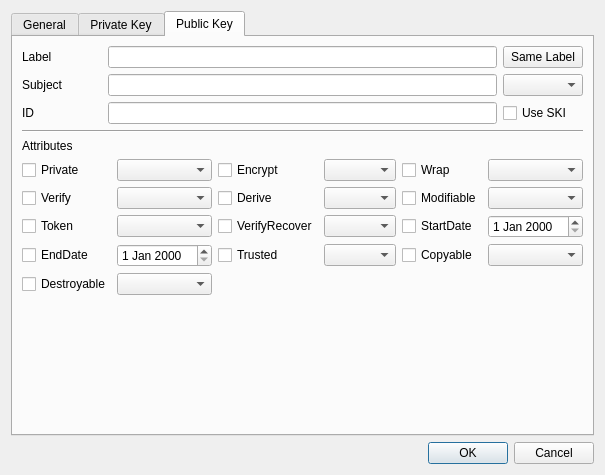
Above: CryptokiMan/import_pri_key_dlg.ui from jykim74/CryptokiMan before the change. Below: the same form after it.
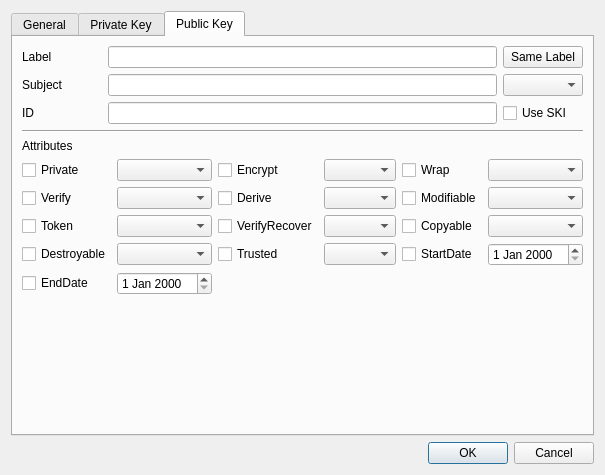
That is the form after the change. The open tabs and pages were chosen to show the change.

```diff
--- a/CryptokiMan/import_pri_key_dlg.ui
+++ b/CryptokiMan/import_pri_key_dlg.ui
@@ -752,9 +752,6 @@
            </property>
           </widget>
          </item>
-         <item row="2" column="5">
-          <widget class="QDateEdit" name="mPubStartDateEdit"/>
-         </item>
          <item row="1" column="1">
           <widget class="QComboBox" name="mPubVerifyCombo"/>
          </item>
@@ -765,13 +762,6 @@
            </property>
           </widget>
          </item>
-         <item row="3" column="0">
-          <widget class="QCheckBox" name="mPubEndDateCheck">
-           <property name="text">
-            <string>EndDate</string>
-           </property>
-          </widget>
-         </item>
          <item row="1" column="4">
           <widget class="QCheckBox" name="mPubModifiableCheck">
            <property name="text">
@@ -806,9 +796,6 @@
            </property>
           </widget>
          </item>
-         <item row="3" column="1">
-          <widget class="QDateEdit" name="mPubEndDateEdit"/>
-         </item>
          <item row="0" column="1">
           <widget class="QComboBox" name="mPubPrivateCombo"/>
          </item>
@@ -825,13 +812,6 @@
            </property>
           </widget>
          </item>
-         <item row="2" column="4">
-          <widget class="QCheckBox" name="mPubStartDateCheck">
-           <property name="text">
-            <string>StartDate</string>
-           </property>
-          </widget>
-         </item>
          <item row="0" column="5">
           <widget class="QComboBox" name="mPubWrapCombo"/>
          </item>
@@ -852,26 +832,46 @@
            </property>
           </widget>
          </item>
-         <item row="4" column="0">
+         <item row="3" column="0">
           <widget class="QCheckBox" name="mPubDestroyableCheck">
            <property name="text">
             <string>Destroyable</string>
            </property>
           </widget>
          </item>
-         <item row="3" column="4">
-          <widget class="QCheckBox" name="mPubCopyableCheck">
-           <property name="text">
-            <string>Copyable</string>
-           </property>
-          </widget>
-         </item>
-         <item row="4" column="1">
+         <item row="3" column="1">
           <widget class="QComboBox" name="mPubDestroyableCombo"/>
          </item>
-         <item row="3" column="5">
+         <item row="2" column="4">
+          <widget class="QCheckBox" name="mPubCopyableCheck">
+           <property name="text">
+            <string>Copyable</string>
+           </property>
+          </widget>
+         </item>
+         <item row="2" column="5">
           <widget class="QComboBox" name="mPubCopyableCombo"/>
          </item>
+         <item row="3" column="4">
+          <widget class="QCheckBox" name="mPubStartDateCheck">
+           <property name="text">
+            <string>StartDate</string>
+           </property>
+          </widget>
+         </item>
+         <item row="3" column="5">
+          <widget class="QDateEdit" name="mPubStartDateEdit"/>
+         </item>
+         <item row="4" column="0">
+          <widget class="QCheckBox" name="mPubEndDateCheck">
+           <property name="text">
+            <string>EndDate</string>
+           </property>
+          </widget>
+         </item>
+         <item row="4" column="1">
+          <widget class="QDateEdit" name="mPubEndDateEdit"/>
+         </item>
         </layout>
        </item>
        <item>
```
Left out of the diff: 84 changed lines with no effect on the pictures.
